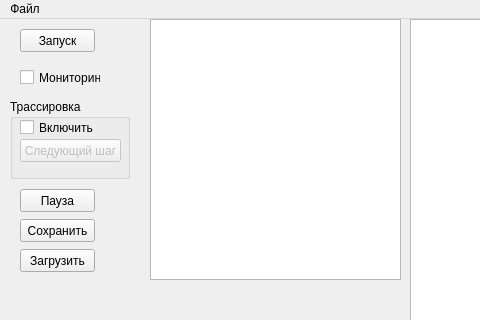
The window that mainwindow.ui (Vad118/server) describes before a commit, drawn with Qt 5; both pictures show x 0 to 480 and y 0 to 320 of the 1106 by 573 pixel window.
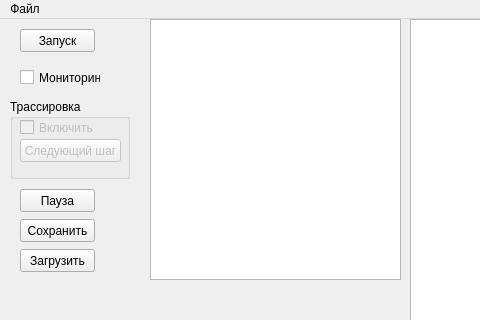
The same window after the commit.

The edit to the form file:
```diff
--- a/mainwindow.ui
+++ b/mainwindow.ui
@@ -76,6 +76,9 @@
      <string>Трассировка</string>
     </property>
     <widget class="QCheckBox" name="checkBox_2">
+     <property name="enabled">
+      <bool>false</bool>
+     </property>
      <property name="geometry">
       <rect>
        <x>10</x>
```
